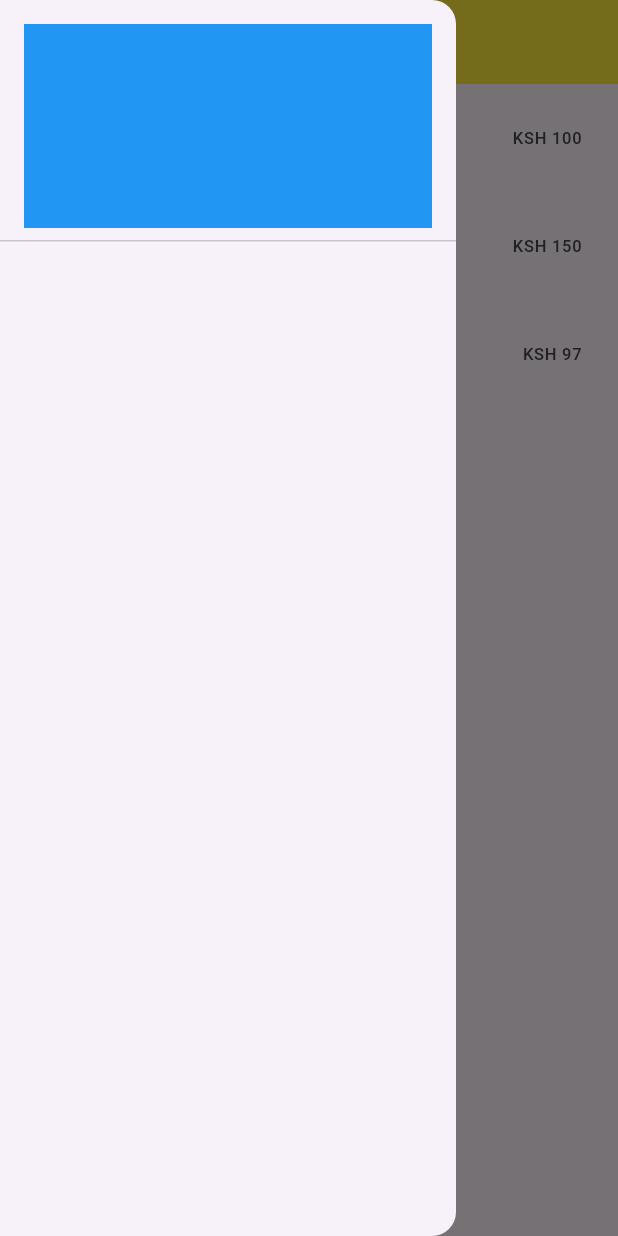
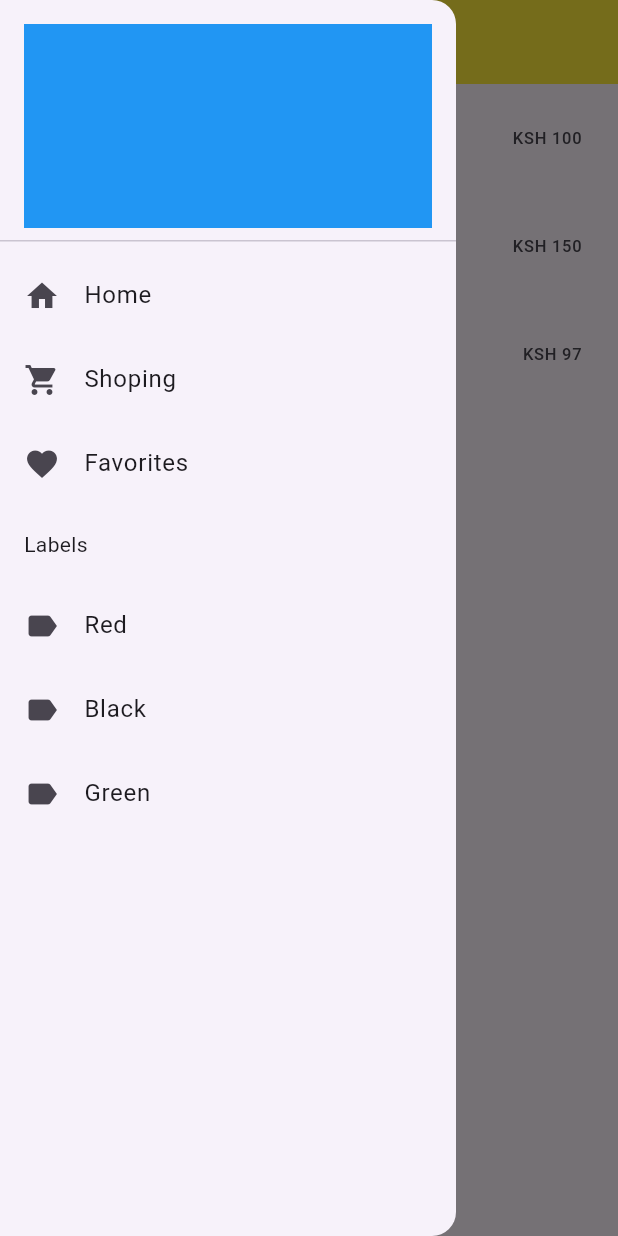
Before and after one commit to KHALEDKHLYAN/Flutter_Widgets, a Flutter app: the screen it shows after launch, with the side drawer open, on a phone screen of 412 x 824 dp. Run offline on Flutter 3.47's test engine with Material 3 defaults, Android fonts, the phone set to English and light mode, and no system bars.

Commit message:
widget builder

```diff
--- a/lib/listview_builder.dart
+++ b/lib/listview_builder.dart
@@ -27,7 +27,34 @@ class _ListViewBuilderState extends State<ListViewBuilder> {
         drawer: Drawer(
           child: ListView(
             children: [
-              DrawerHeader(child: Container(color: Colors.blue,),),
+              DrawerHeader(
+                child: Container(
+                  padding: const EdgeInsets.all(14.0),
+                  color: Colors.blue,
+                ),
+              ),
+              ListTile(
+                leading: const Icon(Icons.home),
+                title: const Text('Home'),
+                onTap: () {},
+              ),
+              ListTile(
+                leading: const Icon(Icons.shopping_cart),
+                title: const Text('Shoping'),
+                onTap: () {},
+              ),
+              ListTile(
+                leading: const Icon(Icons.favorite),
+                title: const Text('Favorites'),
+                onTap: () {},
+              ),
+              const Padding(
+                padding: EdgeInsets.all(16.0),
+                child: Text('Labels'),
+              ),
+              ListTile(leading: const Icon(Icons.label),title: const Text('Red'), onTap: (){},),
+              ListTile(leading: const Icon(Icons.label),title: const Text('Black'), onTap: (){},),
+              ListTile(leading: const Icon(Icons.label),title: const Text('Green'), onTap: (){},),
             ],
           ),
         ),
```
